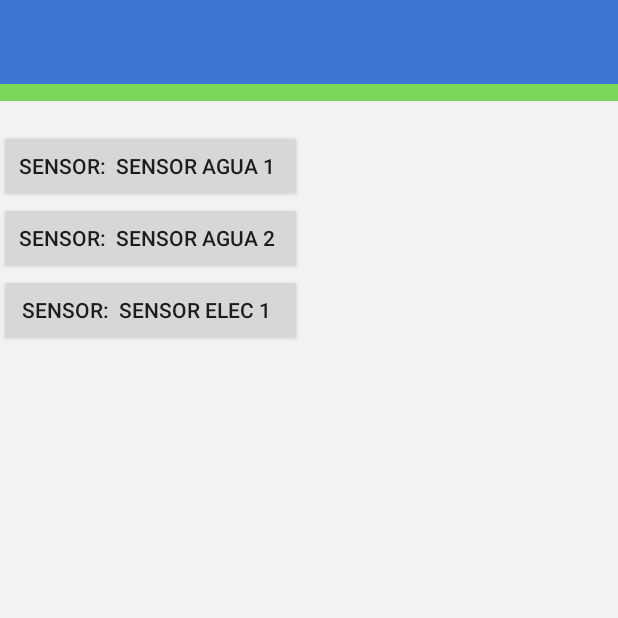
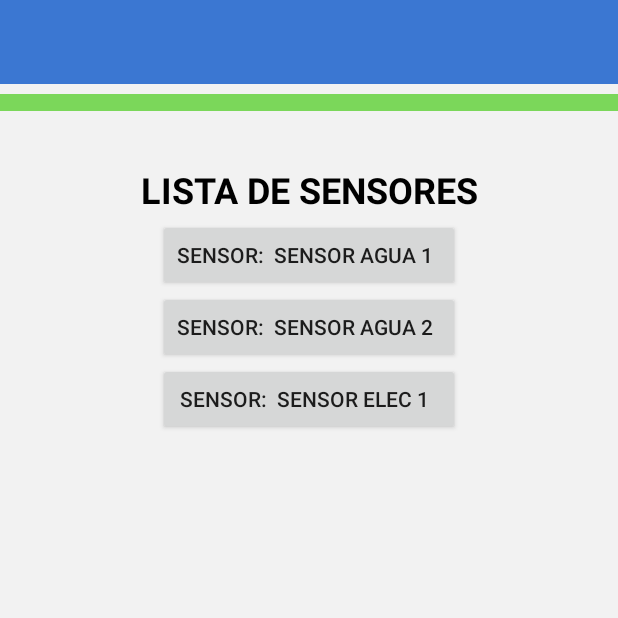
Before and after one commit to pipo2310/Sensors, an Android app: the vistaSensores screen opened directly, with no data from a screen before it, on a phone screen of 412 x 824 dp, the top half of it. Run offline under Robolectric (Android 15) with nearby library versions, the phone set to English and light mode, and no system bars.

Commit message:
View-Sensores centrado

```diff
--- a/MyApplication123/app/src/main/java/com/example/myapplication123/vistaSensores.kt
+++ b/MyApplication123/app/src/main/java/com/example/myapplication123/vistaSensores.kt
@@ -5,6 +5,7 @@ import android.os.Bundle
 import android.app.ActionBar
 import android.widget.TableLayout
 import android.util.Log
+import android.view.Gravity
 import kotlinx.android.synthetic.main.activity_main.*
 import android.view.ViewGroup
 import android.view.View
@@ -19,7 +20,7 @@ class vistaSensores : AppCompatActivity() {
 
     //var sensores
 
-    val tableLayout by lazy { TableLayout(this) }
+    val tableLayout by lazy{ TableLayout(this) }
 
     override fun onCreate(savedInstanceState: Bundle?) {
         super.onCreate(savedInstanceState)
@@ -36,7 +37,7 @@ class vistaSensores : AppCompatActivity() {
         val lp = TableLayout.LayoutParams(ViewGroup.LayoutParams.MATCH_PARENT, ViewGroup.LayoutParams.MATCH_PARENT)
         tableLayout.apply {
             layoutParams = lp
-            //isShrinkAllColumns = true
+            isShrinkAllColumns = true
         }
 
 
@@ -49,6 +50,7 @@ class vistaSensores : AppCompatActivity() {
         for (i in 0 until rows) {
 
             val row = TableRow(this)
+            row.gravity = Gravity.CENTER
             row.layoutParams = ViewGroup.LayoutParams(ViewGroup.LayoutParams.MATCH_PARENT,
                 ViewGroup.LayoutParams.WRAP_CONTENT)
 
--- a/MyApplication123/app/src/main/res/layout/activity_vista_sensores.xml
+++ b/MyApplication123/app/src/main/res/layout/activity_vista_sensores.xml
@@ -1,14 +1,12 @@
 <?xml version="1.0" encoding="utf-8"?>
-<LinearLayout
+<androidx.constraintlayout.widget.ConstraintLayout
         xmlns:android="http://schemas.android.com/apk/res/android"
+        xmlns:app="http://schemas.android.com/apk/res-auto"
         xmlns:tools="http://schemas.android.com/tools"
-        xmlns:app="http://schemas.android.com/apk/res-auto"
-        android:id="@+id/linearLayout"
         android:layout_width="match_parent"
         android:layout_height="match_parent"
         android:background="@color/fondo"
-        tools:context=".MainActivity"
-        android:orientation="vertical">
+        tools:context=".MainActivity">
 
     <androidx.appcompat.widget.Toolbar
             android:id="@+id/toolbar"
@@ -38,6 +36,28 @@
     <TextView
             android:id="@+id/textView"
             android:layout_width="wrap_content"
-            android:layout_height="wrap_content" />
+            android:layout_height="wrap_content"
+            android:layout_marginStart="8dp"
+            android:layout_marginLeft="8dp" android:layout_marginTop="8dp"
+            android:layout_marginBottom="8dp" android:text="LISTA DE SENSORES"
+            android:textColor="#000000"
+            android:textStyle="bold" android:textSize="24sp"
+            app:layout_constraintBottom_toBottomOf="parent"
+            app:layout_constraintEnd_toEndOf="@+id/linearLayout"
+            app:layout_constraintHorizontal_bias="0.481"
+            app:layout_constraintStart_toStartOf="@+id/linearLayout"
+            app:layout_constraintTop_toBottomOf="@+id/toolbar2" app:layout_constraintVertical_bias="0.04"/>
 
-</LinearLayout>
+    <LinearLayout
+            android:id="@+id/linearLayout"
+            android:layout_width="match_parent"
+            android:layout_height="0dp"
+            android:layout_marginTop="72dp" android:orientation="vertical"
+            app:layout_constraintTop_toBottomOf="@+id/toolbar2"
+            tools:layout_editor_absoluteX="0dp">
+
+
+    </LinearLayout>
+
+
+</androidx.constraintlayout.widget.ConstraintLayout>
```
